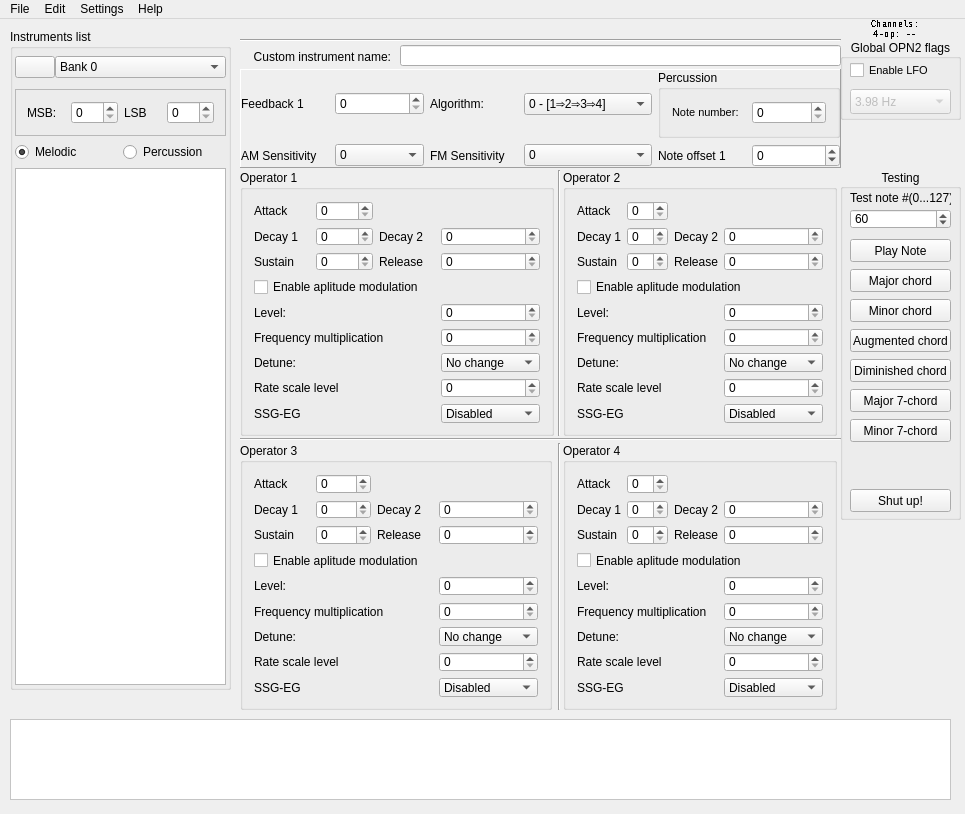
This is src/bank_editor.ui in Wohlstand/OPN2BankEditor as Qt 5 draws it before an edit. The edited form follows.
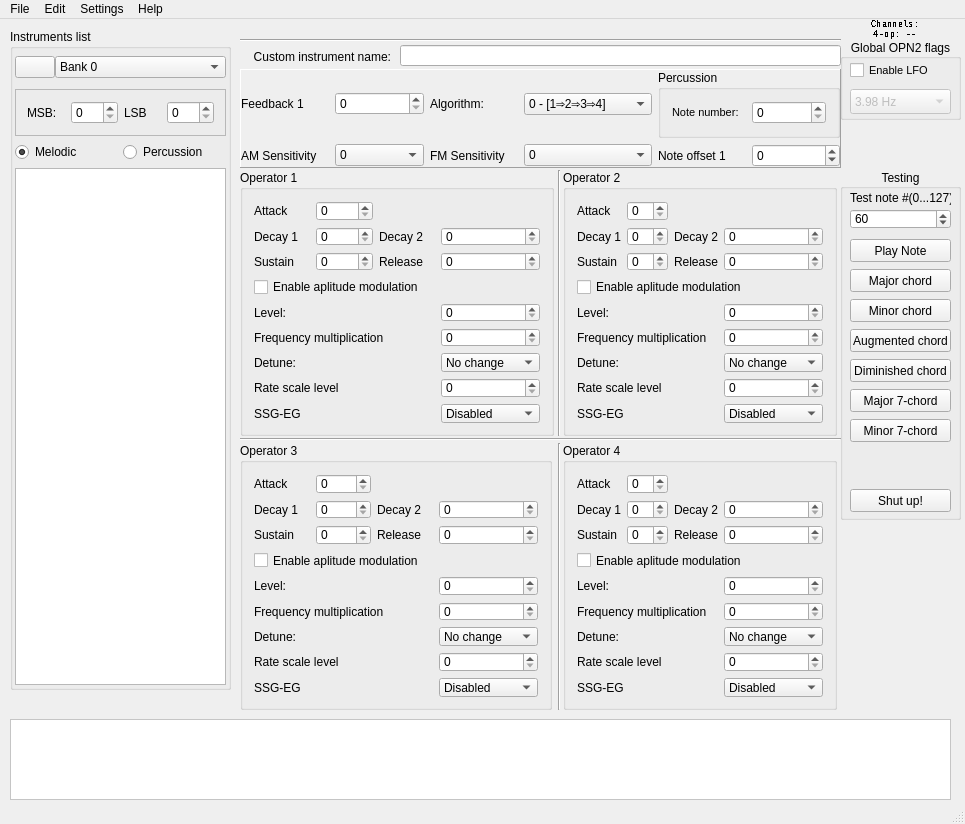
This is the edited form. Icons and pictures are not drawn. Custom widgets are drawn as their Qt base class.

Commit message: Use status bar to show some short info

```diff
--- a/src/bank_editor.ui
+++ b/src/bank_editor.ui
@@ -10,7 +10,7 @@
     <x>0</x>
     <y>0</y>
     <width>965</width>
-    <height>814</height>
+    <height>824</height>
    </rect>
   </property>
   <property name="focusPolicy">
@@ -2310,6 +2310,7 @@
    <addaction name="menuSettings"/>
    <addaction name="menuHelp"/>
   </widget>
+  <widget class="QStatusBar" name="statusBar"/>
   <action name="actionOpen">
    <property name="text">
     <string>Open</string>
```
Left out of the diff: 2 changed lines with no effect on the pictures. The commit also changes 2 other files.
